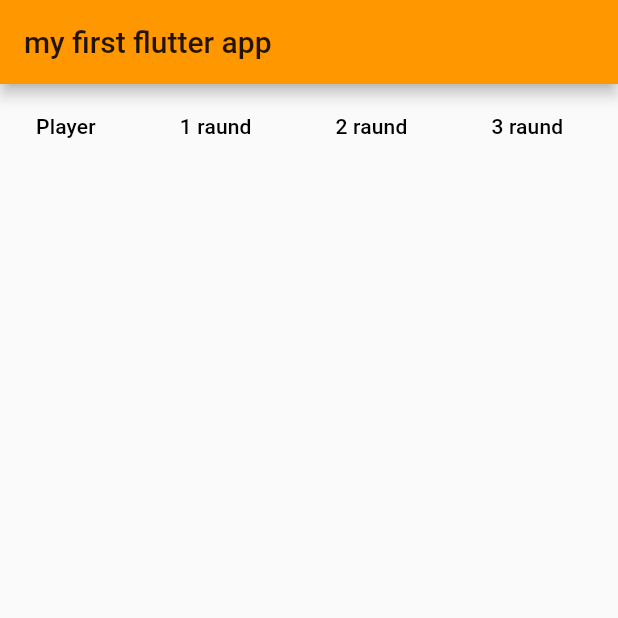
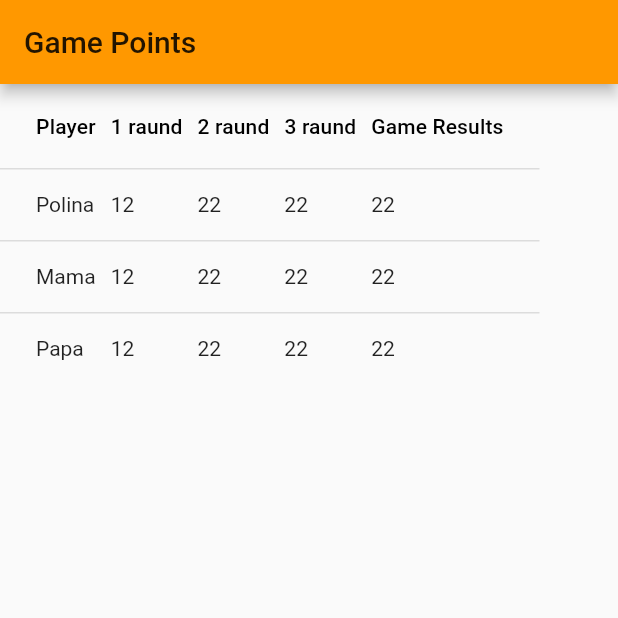
Before and after one commit to KseniaKrasotina/tryFlutter, a Flutter app: the screen it shows after launch, on a phone screen of 412 x 824 dp, the top half of it. Run offline on Flutter 3.47's test engine with Material 2 defaults, Android fonts, the phone set to English and light mode, and no system bars.

Commit message:
cells and columns added

```diff
--- a/lib/main.dart
+++ b/lib/main.dart
@@ -13,7 +13,7 @@ class MyApp extends StatelessWidget {
 
         primarySwatch: Colors.orange,
       ),
-      home: new MyTableData(title: 'my first flutter app',),
+      home: new MyTableData(title: 'Game Points',),
     );
   }
 }
@@ -36,25 +36,64 @@ class _MyTableDataState  extends State<MyTableData>{
   }
 
   Widget playerData() => DataTable(
+    columnSpacing: 10.0,
     columns: <DataColumn>[
       DataColumn(
           label: Text('Player'),
           numeric: false,
       ),
       DataColumn(
-        label: Text('1 raund'),
+          label: Text('1 raund'),
           numeric: false,
       ),
       DataColumn(
-        label: Text('2 raund'),
-        numeric: false,
+          label: Text('2 raund'),
+          numeric: false,
       ),
       DataColumn(
-        label: Text('3 raund'),
+          label: Text('3 raund'),
+          numeric: false,
+      ),
+      DataColumn(
+        label: Text('Game Results'),
         numeric: false,
       )
     ],
-    rows: <DataRow>[],
+    rows: <DataRow>[
+      DataRow(
+        cells: <DataCell>[
+          DataCell(Text("Polina")),
+          DataCell(Text("12")),
+          DataCell(Text("22")),
+          DataCell(Text("22")),
+          DataCell(Text("22")),
+
+
+        ]
+      ),
+      DataRow(
+          cells: <DataCell>[
+            DataCell(Text("Mama")),
+            DataCell(Text("12")),
+            DataCell(Text("22")),
+            DataCell(Text("22")),
+            DataCell(Text("22")),
+
+
+          ]
+      ),
+      DataRow(
+          cells: <DataCell>[
+            DataCell(Text("Papa")),
+            DataCell(Text("12")),
+            DataCell(Text("22")),
+            DataCell(Text("22")),
+            DataCell(Text("22")),
+
+
+          ]
+      )
+    ],
   );
 
   @override
```
